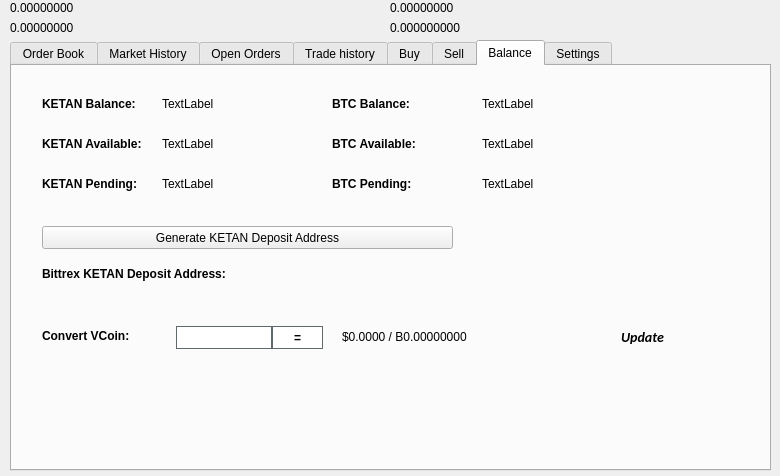
The window that src/qt/forms/tradingdialog.ui (wmcorless/kema) describes before a commit, drawn with Qt 5.
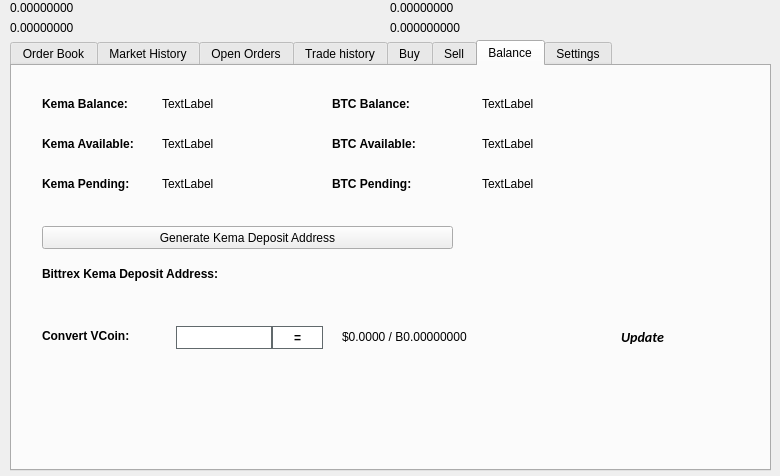
The same window after the commit. The open tabs and pages were chosen to show the change. Icons and pictures are not drawn.

Diff of the .ui file:
```diff
--- a/src/qt/forms/tradingdialog.ui
+++ b/src/qt/forms/tradingdialog.ui
@@ -2762,7 +2762,7 @@
       </font>
      </property>
      <property name="text">
-      <string>KETAN Balance:</string>
+      <string>Kema Balance:</string>
      </property>
     </widget>
     <widget class="QLabel" name="label_12">
@@ -2813,7 +2813,7 @@
       </font>
      </property>
      <property name="text">
-      <string>KETAN Available:</string>
+      <string>Kema Available:</string>
      </property>
     </widget>
     <widget class="QLabel" name="label_14">
@@ -2832,7 +2832,7 @@
       </font>
      </property>
      <property name="text">
-      <string>KETAN Pending:</string>
+      <string>Kema Pending:</string>
      </property>
     </widget>
     <widget class="QLabel" name="KETANPendingLabel">
@@ -2928,7 +2928,7 @@
       </font>
      </property>
      <property name="text">
-      <string>Bittrex KETAN Deposit Address:</string>
+      <string>Bittrex Kema Deposit Address:</string>
      </property>
     </widget>
     <widget class="QPushButton" name="GenDepositBTN">
@@ -2941,7 +2941,7 @@
       </rect>
      </property>
      <property name="text">
-      <string>Generate KETAN Deposit Address</string>
+      <string>Generate Kema Deposit Address</string>
      </property>
      <property name="icon">
       <iconset resource="../ketan.qrc">
```
Left out of the diff: 46 changed lines with no effect on the pictures.
